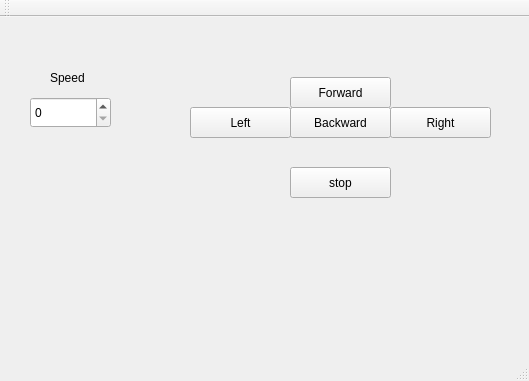
Old version of the form Roboter_GUI/mainwindow.ui in the repository eneles91/ProgMechSys.
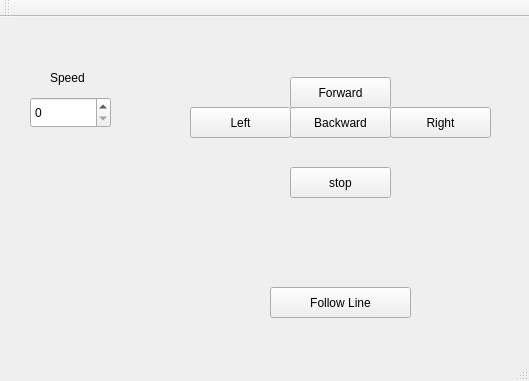
New version of the form.

Commit message: Added function Follow Line

```diff
--- a/Roboter_GUI/mainwindow.ui
+++ b/Roboter_GUI/mainwindow.ui
@@ -102,6 +102,19 @@
      </rect>
     </property>
    </widget>
+   <widget class="QPushButton" name="btn_followLine">
+    <property name="geometry">
+     <rect>
+      <x>270</x>
+      <y>270</y>
+      <width>141</width>
+      <height>31</height>
+     </rect>
+    </property>
+    <property name="text">
+     <string>Follow Line</string>
+    </property>
+   </widget>
   </widget>
   <widget class="QToolBar" name="mainToolBar">
    <attribute name="toolBarArea">
```
The commit also changes 8 other files.
